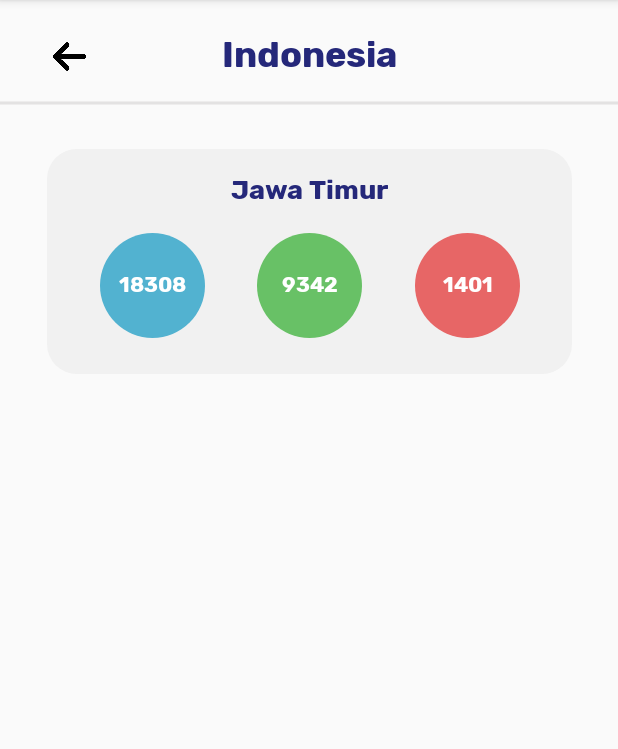
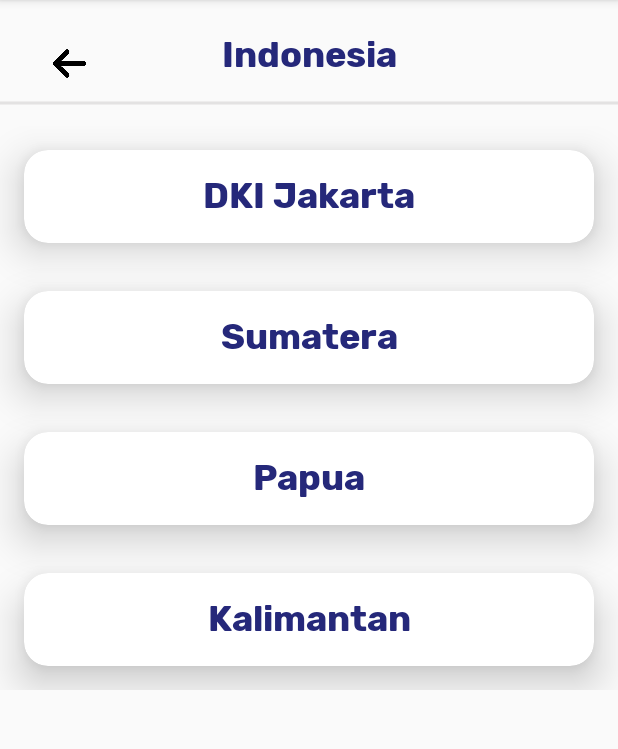
Before and after one commit to kentmartin12/Training-Gojek, an Android app: the LookupActivity screen opened directly, with no data from a screen before it, on a phone screen of 412 x 824 dp, the part 84-833 px from its top. Run offline under Robolectric (Android 15) with nearby library versions, the phone set to English and light mode, and no system bars.

Commit message:
Update Lookup Activity pas training

```diff
--- a/app/build.gradle
+++ b/app/build.gradle
@@ -29,6 +29,8 @@ dependencies {
     implementation 'androidx.core:core-ktx:1.1.0'
     implementation 'androidx.appcompat:appcompat:1.1.0'
     implementation 'androidx.constraintlayout:constraintlayout:1.1.3'
+    implementation 'androidx.cardview:cardview:1.0.0'
+    implementation 'androidx.recyclerview:recyclerview:1.1.0'
     testImplementation 'junit:junit:4.12'
     androidTestImplementation 'androidx.test.ext:junit:1.1.1'
     androidTestImplementation 'androidx.test.espresso:espresso-core:3.2.0'
--- /dev/null
+++ b/app/src/main/java/com/example/bnccapplication/LookUpData.kt
@@ -0,0 +1,8 @@
+package com.example.bnccapplication
+
+data class LookUpData (
+    val provinceName: String,
+    val numberOfPositiveCases: Int=0,
+    val numberOfRecoveredCases: Int=0,
+    val numberOfDeathCases: Int=0
+)
--- a/app/src/main/java/com/example/bnccapplication/LookupActivity.kt
+++ b/app/src/main/java/com/example/bnccapplication/LookupActivity.kt
@@ -3,9 +3,19 @@ package com.example.bnccapplication
 import android.content.Intent
 import androidx.appcompat.app.AppCompatActivity
 import android.os.Bundle
+import androidx.recyclerview.widget.LinearLayoutManager
+import com.example.bnccapplication.adapter.LookUpAdapter
 import kotlinx.android.synthetic.main.activity_lookup.*
 
 class LookupActivity : AppCompatActivity() {
+
+    private val mockLookUpList = mutableListOf<LookUpData>(
+        LookUpData("DKI Jakarta"),
+        LookUpData("Sumatera"),
+        LookUpData("Papua"),
+        LookUpData("Kalimantan")
+    )
+
     override fun onCreate(savedInstanceState: Bundle?) {
         super.onCreate(savedInstanceState)
         setContentView(R.layout.activity_lookup)
@@ -13,6 +23,10 @@ class LookupActivity : AppCompatActivity() {
         btnBack.setOnClickListener{
             openMainActivity()
         }
+
+        val lookUpAdapter = LookUpAdapter(mockLookUpList)
+        rvLookUp.layoutManager = LinearLayoutManager(this)
+        rvLookUp.adapter = lookUpAdapter
 
     }
 
--- /dev/null
+++ b/app/src/main/java/com/example/bnccapplication/adapter/LookUpAdapter.kt
@@ -0,0 +1,23 @@
+package com.example.bnccapplication.adapter
+
+import android.view.LayoutInflater
+import android.view.ViewGroup
+import androidx.recyclerview.widget.RecyclerView
+import com.example.bnccapplication.LookUpData
+import com.example.bnccapplication.R
+
+class LookUpAdapter(private val lookUpList: MutableList<LookUpData>): RecyclerView.Adapter<LookUpViewHolder>() {
+    override fun onCreateViewHolder(parent: ViewGroup, viewType: Int): LookUpViewHolder {
+        return LookUpViewHolder(
+            LayoutInflater.from(parent.context).inflate(R.layout.item_look_up, parent, false)
+        )
+    }
+
+    override fun getItemCount(): Int {
+        return lookUpList.size
+    }
+
+    override fun onBindViewHolder(holder: LookUpViewHolder, position: Int) {
+        holder.bind(lookUpList[position])
+    }
+}
--- /dev/null
+++ b/app/src/main/java/com/example/bnccapplication/adapter/LookUpViewHolder.kt
@@ -0,0 +1,14 @@
+package com.example.bnccapplication.adapter
+
+import android.view.View
+import androidx.recyclerview.widget.RecyclerView
+import com.example.bnccapplication.LookUpData
+import kotlinx.android.synthetic.main.item_look_up.view.*
+
+class LookUpViewHolder(itemView:View): RecyclerView.ViewHolder(itemView) {
+    fun bind(data: LookUpData){
+        itemView.tvLookUpProvinceName.text = data.provinceName
+        //itemView.tvLookUpConfirmedCase.text = "${data.numberOfPositiveCases}"
+        //nanti tinggal tambahin 2 biji sisanya yang recovered sama death
+    }
+}
--- a/app/src/main/res/layout/activity_lookup.xml
+++ b/app/src/main/res/layout/activity_lookup.xml
@@ -28,9 +28,8 @@
         android:layout_width="22dp"
         android:layout_height="22dp"
         android:layout_marginEnd="55dp"
-        android:layout_marginBottom="24dp"
         android:background="@drawable/arrow"
-        app:layout_constraintBottom_toBottomOf="@+id/imageView4"
+        app:layout_constraintBottom_toTopOf="@+id/rvLookUp"
         app:layout_constraintEnd_toStartOf="@+id/textView"
         app:layout_constraintStart_toStartOf="parent"
         app:layout_constraintTop_toTopOf="parent" />
@@ -45,98 +44,114 @@
         app:layout_constraintTop_toTopOf="@+id/textView"
         app:srcCompat="@drawable/shadow_lookup" />
 
-    <ImageView
-        android:id="@+id/imageView5"
-        android:layout_width="350dp"
-        android:layout_height="150dp"
-        app:layout_constraintEnd_toEndOf="parent"
-        app:layout_constraintStart_toStartOf="parent"
-        app:layout_constraintTop_toBottomOf="@+id/imageView4"
-        app:srcCompat="@drawable/radius_lookup_card" />
+    <androidx.recyclerview.widget.RecyclerView
+        android:id="@+id/rvLookUp"
+        android:layout_width="match_parent"
+        android:layout_height="wrap_content"
+        app:layout_constraintBottom_toBottomOf="parent"
+        app:layout_constraintHorizontal_bias="1.0"
+        app:layout_constraintLeft_toLeftOf="parent"
+        app:layout_constraintRight_toRightOf="parent"
+        app:layout_constraintTop_toBottomOf="@+id/textView"
+        app:layout_constraintVertical_bias="0.095"
+        tools:itemCount="5"
+        tools:listitem="@layout/item_look_up" />
 
-    <ImageView
-        android:id="@+id/imageView11"
-        android:layout_width="70dp"
-        android:layout_height="70dp"
-        android:layout_marginTop="32dp"
-        app:layout_constraintBottom_toBottomOf="@+id/imageView5"
-        app:layout_constraintEnd_toEndOf="@+id/imageView5"
-        app:layout_constraintStart_toEndOf="@+id/imageView14"
-        app:layout_constraintTop_toBottomOf="@+id/imageView4"
-        app:srcCompat="@drawable/death_lookup" />
 
-    <ImageView
-        android:id="@+id/imageView13"
-        android:layout_width="70dp"
-        android:layout_height="70dp"
-        android:layout_marginTop="32dp"
-        app:layout_constraintBottom_toBottomOf="@+id/imageView5"
-        app:layout_constraintEnd_toStartOf="@+id/imageView14"
-        app:layout_constraintStart_toStartOf="@+id/imageView5"
-        app:layout_constraintTop_toBottomOf="@+id/imageView4"
-        app:srcCompat="@drawable/positive_lookup" />
+    <!--    <ImageView-->
+<!--        android:id="@+id/imageView5"-->
+<!--        android:layout_width="350dp"-->
+<!--        android:layout_height="150dp"-->
+<!--        app:layout_constraintEnd_toEndOf="parent"-->
+<!--        app:layout_constraintStart_toStartOf="parent"-->
+<!--        app:layout_constraintTop_toBottomOf="@+id/imageView4"-->
+<!--        app:srcCompat="@drawable/radius_lookup_card" />-->
 
-    <ImageView
-        android:id="@+id/imageView14"
-        android:layout_width="70dp"
-        android:layout_height="70dp"
-        android:layout_marginTop="32dp"
-        app:layout_constraintBottom_toBottomOf="@+id/imageView5"
-        app:layout_constraintEnd_toEndOf="@+id/imageView5"
-        app:layout_constraintStart_toStartOf="@+id/imageView5"
-        app:layout_constraintTop_toBottomOf="@+id/imageView4"
-        app:srcCompat="@drawable/recovered_lookup" />
+<!--    <ImageView-->
+<!--        android:id="@+id/imageView11"-->
+<!--        android:layout_width="70dp"-->
+<!--        android:layout_height="70dp"-->
+<!--        android:layout_marginTop="32dp"-->
+<!--        app:layout_constraintBottom_toBottomOf="@+id/imageView5"-->
+<!--        app:layout_constraintEnd_toEndOf="@+id/imageView5"-->
+<!--        app:layout_constraintStart_toEndOf="@+id/imageView14"-->
+<!--        app:layout_constraintTop_toBottomOf="@+id/imageView4"-->
+<!--        app:srcCompat="@drawable/death_lookup" />-->
 
-    <TextView
-        android:id="@+id/textView17"
-        android:layout_width="wrap_content"
-        android:layout_height="wrap_content"
-        android:layout_marginTop="16dp"
-        android:fontFamily="@font/rubik_bold"
-        android:text="Jawa Timur"
-        android:textColor="@color/indigo2"
-        android:textSize="18sp"
-        app:layout_constraintEnd_toEndOf="@+id/imageView5"
-        app:layout_constraintStart_toStartOf="@+id/imageView5"
-        app:layout_constraintTop_toBottomOf="@+id/imageView4" />
+<!--    <ImageView-->
+<!--        android:id="@+id/imageView13"-->
+<!--        android:layout_width="70dp"-->
+<!--        android:layout_height="70dp"-->
+<!--        android:layout_marginTop="32dp"-->
+<!--        app:layout_constraintBottom_toBottomOf="@+id/imageView5"-->
+<!--        app:layout_constraintEnd_toStartOf="@+id/imageView14"-->
+<!--        app:layout_constraintStart_toStartOf="@+id/imageView5"-->
+<!--        app:layout_constraintTop_toBottomOf="@+id/imageView4"-->
+<!--        app:srcCompat="@drawable/positive_lookup" />-->
 
-    <TextView
-        android:id="@+id/textView18"
-        android:layout_width="wrap_content"
-        android:layout_height="wrap_content"
-        android:fontFamily="@font/rubik_bold"
-        android:text="18308"
-        android:textColor="@color/white"
-        android:textSize="14sp"
-        app:layout_constraintBottom_toBottomOf="@+id/imageView13"
-        app:layout_constraintEnd_toEndOf="@+id/imageView13"
-        app:layout_constraintStart_toStartOf="@+id/imageView13"
-        app:layout_constraintTop_toTopOf="@+id/imageView13" />
+<!--    <ImageView-->
+<!--        android:id="@+id/imageView14"-->
+<!--        android:layout_width="70dp"-->
+<!--        android:layout_height="70dp"-->
+<!--        android:layout_marginTop="32dp"-->
+<!--        app:layout_constraintBottom_toBottomOf="@+id/imageView5"-->
+<!--        app:layout_constraintEnd_toEndOf="@+id/imageView5"-->
+<!--        app:layout_constraintStart_toStartOf="@+id/imageView5"-->
+<!--        app:layout_constraintTop_toBottomOf="@+id/imageView4"-->
+<!--        app:srcCompat="@drawable/recovered_lookup" />-->
 
-    <TextView
-        android:id="@+id/textView19"
-        android:layout_width="wrap_content"
-        android:layout_height="wrap_content"
-        android:fontFamily="@font/rubik_bold"
-        android:text="9342"
-        android:textColor="@color/white"
-        android:textSize="14sp"
-        app:layout_constraintBottom_toBottomOf="@+id/imageView14"
-        app:layout_constraintEnd_toEndOf="@+id/imageView14"
-        app:layout_constraintStart_toStartOf="@+id/imageView14"
-        app:layout_constraintTop_toTopOf="@+id/imageView14" />
+<!--    <TextView-->
+<!--        android:id="@+id/textView17"-->
+<!--        android:layout_width="wrap_content"-->
+<!--        android:layout_height="wrap_content"-->
+<!--        android:layout_marginTop="16dp"-->
+<!--        android:fontFamily="@font/rubik_bold"-->
+<!--        android:text="Jawa Timur"-->
+<!--        android:textColor="@color/indigo2"-->
+<!--        android:textSize="18sp"-->
+<!--        app:layout_constraintEnd_toEndOf="@+id/imageView5"-->
+<!--        app:layout_constraintStart_toStartOf="@+id/imageView5"-->
+<!--        app:layout_constraintTop_toBottomOf="@+id/imageView4" />-->
 
-    <TextView
-        android:id="@+id/textView20"
-        android:layout_width="wrap_content"
-        android:layout_height="wrap_content"
-        android:fontFamily="@font/rubik_bold"
-        android:text="1401"
-        android:textColor="@color/white"
-        android:textSize="14sp"
-        app:layout_constraintBottom_toBottomOf="@+id/imageView11"
-        app:layout_constraintEnd_toEndOf="@+id/imageView11"
-        app:layout_constraintStart_toStartOf="@+id/imageView11"
-        app:layout_constraintTop_toTopOf="@+id/imageView11" />
+<!--    <TextView-->
+<!--        android:id="@+id/textView18"-->
+<!--        android:layout_width="wrap_content"-->
+<!--        android:layout_height="wrap_content"-->
+<!--        android:fontFamily="@font/rubik_bold"-->
+<!--        android:text="18308"-->
+<!--        android:textColor="@color/white"-->
+<!--        android:textSize="14sp"-->
+<!--        app:layout_constraintBottom_toBottomOf="@+id/imageView13"-->
+<!--        app:layout_constraintEnd_toEndOf="@+id/imageView13"-->
+<!--        app:layout_constraintStart_toStartOf="@+id/imageView13"-->
+<!--        app:layout_constraintTop_toTopOf="@+id/imageView13" />-->
+
+<!--    <TextView-->
+<!--        android:id="@+id/textView19"-->
+<!--        android:layout_width="wrap_content"-->
+<!--        android:layout_height="wrap_content"-->
+<!--        android:fontFamily="@font/rubik_bold"-->
+<!--        android:text="9342"-->
+<!--        android:textColor="@color/white"-->
+<!--        android:textSize="14sp"-->
+<!--        app:layout_constraintBottom_toBottomOf="@+id/imageView14"-->
+<!--        app:layout_constraintEnd_toEndOf="@+id/imageView14"-->
+<!--        app:layout_constraintStart_toStartOf="@+id/imageView14"-->
+<!--        app:layout_constraintTop_toTopOf="@+id/imageView14" />-->
+
+<!--    <TextView-->
+<!--        android:id="@+id/textView20"-->
+<!--        android:layout_width="wrap_content"-->
+<!--        android:layout_height="wrap_content"-->
+<!--        android:fontFamily="@font/rubik_bold"-->
+<!--        android:text="1401"-->
+<!--        android:textColor="@color/white"-->
+<!--        android:textSize="14sp"-->
+<!--        app:layout_constraintBottom_toBottomOf="@+id/imageView11"-->
+<!--        app:layout_constraintEnd_toEndOf="@+id/imageView11"-->
+<!--        app:layout_constraintStart_toStartOf="@+id/imageView11"-->
+<!--        app:layout_constraintTop_toTopOf="@+id/imageView11" />-->
+
+
 
 </androidx.constraintlayout.widget.ConstraintLayout>
--- /dev/null
+++ b/app/src/main/res/layout/item_look_up.xml
@@ -0,0 +1,45 @@
+<?xml version="1.0" encoding="utf-8"?>
+<androidx.cardview.widget.CardView xmlns:android="http://schemas.android.com/apk/res/android"
+    android:layout_width="match_parent"
+    android:layout_height="wrap_content"
+    xmlns:app="http://schemas.android.com/apk/res-auto"
+    xmlns:tools="http://schemas.android.com/tools"
+    app:cardElevation="16dp"
+    app:cardCornerRadius="16dp"
+    android:layout_margin="16dp">
+
+    <androidx.constraintlayout.widget.ConstraintLayout
+        android:layout_width="match_parent"
+        android:layout_height="wrap_content"
+        android:padding="16dp">
+
+        <TextView
+            android:id="@+id/tvLookUpProvinceName"
+            android:layout_width="wrap_content"
+            android:layout_height="wrap_content"
+            android:text="DKI Jakarta"
+            android:textColor="@color/indigo2"
+            android:fontFamily="@font/rubik_bold"
+            android:textSize="24sp"
+            app:layout_constraintRight_toRightOf="parent"
+            app:layout_constraintLeft_toLeftOf="parent"
+            app:layout_constraintTop_toTopOf="parent"/>
+
+<!--        <TextView-->
+<!--            android:id="@+id/tvLooUpConfirmedCase"-->
+<!--            android:layout_width="wrap_content"-->
+<!--            android:layout_height="wrap_content"/>-->
+
+<!--        <TextView-->
+<!--            android:id="@+id/tvLooUpRecoveredCase"-->
+<!--            android:layout_width="wrap_content"-->
+<!--            android:layout_height="wrap_content"/>-->
+
+<!--        <TextView-->
+<!--            android:id="@+id/tvLooUpDeathCase"-->
+<!--            android:layout_width="wrap_content"-->
+<!--            android:layout_height="wrap_content"/>-->
+
+    </androidx.constraintlayout.widget.ConstraintLayout>
+
+</androidx.cardview.widget.CardView>
```
